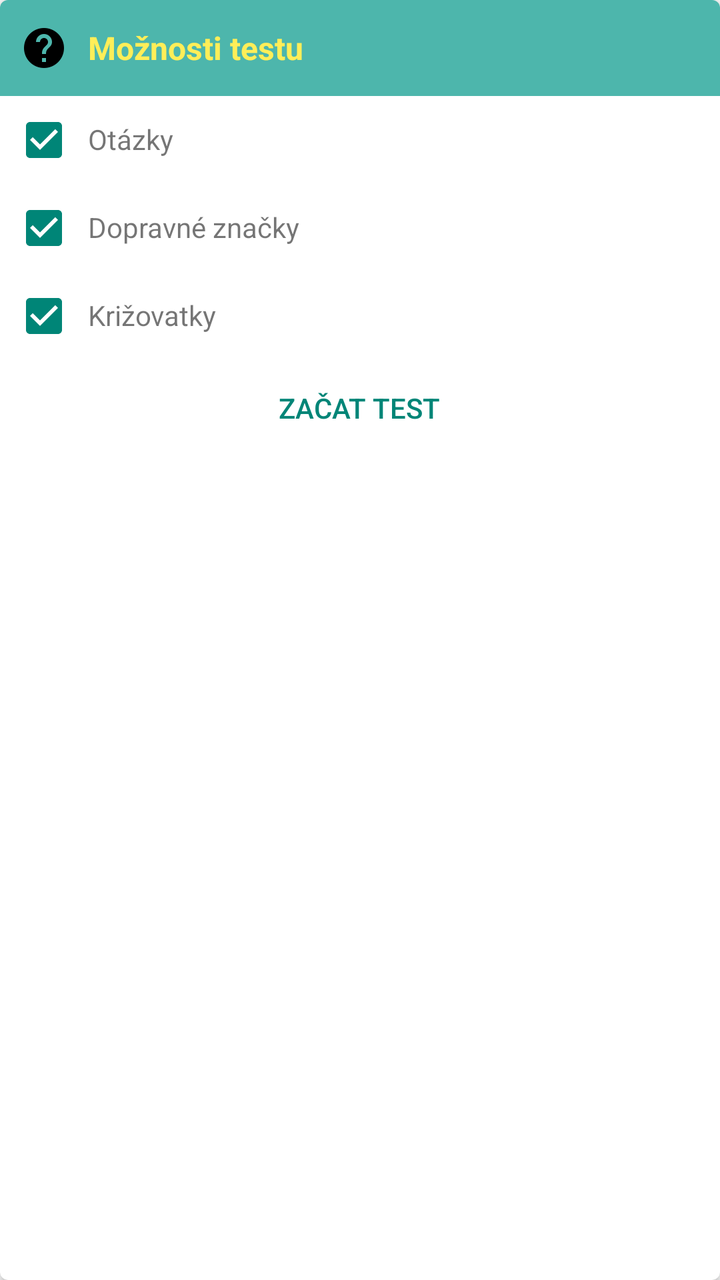
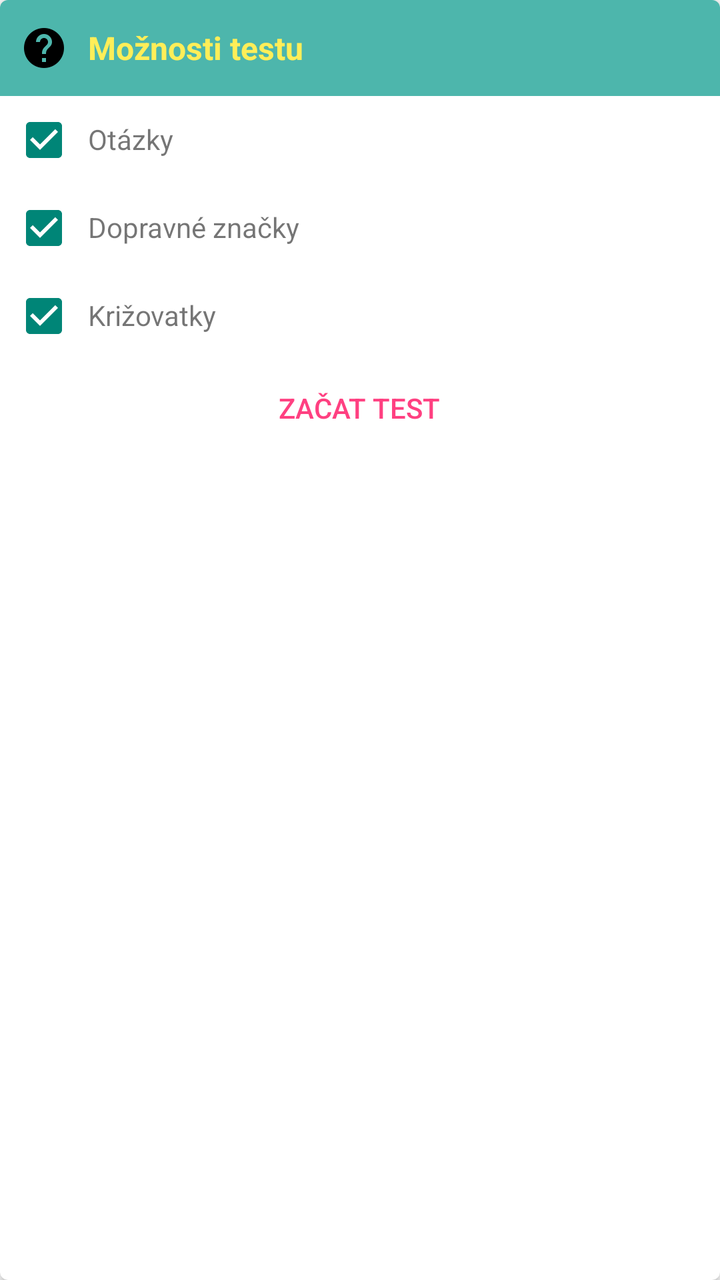

Before-and-after screenshots of an Android layout around one commit, followed by the original layout XML and the change that was made.
<!-- AndroidManifest.xml: application theme MyTheme.Light -->
<!-- res/layout/fragment_moznosti_testu.xml -->
<?xml version="1.0" encoding="utf-8"?>
<android.support.v7.widget.CardView
    android:id="@+id/card_view"
    xmlns:android="http://schemas.android.com/apk/res/android"
    xmlns:card_view="http://schemas.android.com/apk/res-auto"
    xmlns:tools="http://schemas.android.com/tools"
    android:layout_width="match_parent"
    android:layout_height="wrap_content"
    card_view:cardBackgroundColor="?attr/colorCardBackground"
    card_view:cardCornerRadius="4dp"
    tools:context=".VyberTestuFragment">

    
    <RelativeLayout
        android:layout_width="match_parent"
        android:layout_height="48dp"
        android:background="?attr/colorSecondary"
        android:gravity="center_vertical">

        
        <ImageView
            android:id="@+id/title_icon"
            android:layout_width="24dp"
            android:layout_height="24dp"
            android:layout_centerVertical="true"
            android:layout_margin="10dp"
            android:contentDescription="@null"
            android:src="@drawable/ic_help_black_24dp"/>

        
        <TextView
            android:id="@+id/title_text"
            android:layout_width="wrap_content"
            android:layout_height="match_parent"
            android:layout_toEndOf="@id/title_icon"
            android:layout_toRightOf="@id/title_icon"
            android:gravity="center_vertical"
            android:text="@string/moznosti_testu"
            android:textColor="#FFEE58"
            android:textSize="16sp"
            android:textStyle="bold"/>

    </RelativeLayout>

    
    <LinearLayout
        android:layout_width="match_parent"
        android:layout_height="wrap_content"
        android:layout_marginTop="48dp"
        android:orientation="vertical">

        
        <RelativeLayout
            android:id="@+id/otazky"
            android:layout_width="fill_parent"
            android:layout_height="wrap_content">

            <CheckBox
                android:id="@+id/otazky_checkbox"
                android:layout_width="wrap_content"
                android:layout_height="wrap_content"
                android:layout_gravity="center_vertical"
                android:layout_margin="6dp"
                android:checked="true"/>

            <TextView
                android:layout_width="wrap_content"
                android:layout_height="wrap_content"
                android:layout_marginTop="12dp"
                android:layout_toEndOf="@id/otazky_checkbox"
                android:layout_toRightOf="@id/otazky_checkbox"
                android:text="@string/otazky"/>

        </RelativeLayout>

        
        <RelativeLayout
            android:id="@+id/dopravne_znacky"
            android:layout_width="fill_parent"
            android:layout_height="wrap_content">

            <CheckBox
                android:id="@+id/dopravne_znacky_checkbox"
                android:layout_width="wrap_content"
                android:layout_height="wrap_content"
                android:layout_gravity="center_vertical"
                android:layout_margin="6dp"
                android:checked="true"/>

            <TextView
                android:layout_width="wrap_content"
                android:layout_height="wrap_content"
                android:layout_marginTop="12dp"
                android:layout_toEndOf="@id/dopravne_znacky_checkbox"
                android:layout_toRightOf="@id/dopravne_znacky_checkbox"
                android:text="@string/dopravne_znacky"/>

        </RelativeLayout>

        
        <RelativeLayout
            android:id="@+id/krizovatky"
            android:layout_width="fill_parent"
            android:layout_height="wrap_content">

            <CheckBox
                android:id="@+id/krizovatky_checkbox"
                android:layout_width="wrap_content"
                android:layout_height="wrap_content"
                android:layout_gravity="center_vertical"
                android:layout_margin="6dp"
                android:checked="true"/>

            <TextView
                android:layout_width="wrap_content"
                android:layout_height="wrap_content"
                android:layout_marginTop="12dp"
                android:layout_toEndOf="@id/krizovatky_checkbox"
                android:layout_toRightOf="@id/krizovatky_checkbox"
                android:text="@string/krizovatky"/>

        </RelativeLayout>

        
        

        
        

        <Button
            android:id="@+id/zacat_test"
            style="?android:attr/borderlessButtonStyle"
            android:layout_width="wrap_content"
            android:layout_height="wrap_content"
            android:layout_gravity="center_horizontal"
            android:layout_marginBottom="4dp"
            android:gravity="center"
            android:text="@string/zacat_test"
            android:textColor="?attr/android:colorAccent"/>

    </LinearLayout>

</android.support.v7.widget.CardView>
<!-- resources referenced by this layout -->
<resources>
  <!-- drawable ic_help_black_24dp: png bitmap (drawable-hdpi, 458 bytes) -->
  <string name="dopravne_znacky">Dopravné značky</string>
  <string name="krizovatky">Križovatky</string>
  <string name="moznosti_testu">Možnosti testu</string>
  <string name="otazky">Otázky</string>
  <string name="zacat_test">ZAČAT TEST</string>
  <style name="MyTheme.Light" parent="@style/Theme.AppCompat.Light.NoActionBar">
          
          
          <item name="colorPrimary">@color/colorPrimary</item>
          <item name="colorPrimaryDark">@color/colorPrimaryDark</item>
          <item name="colorSecondary">@color/colorSecondary</item>
          <item name="colorSecondaryDark">@color/colorSecondaryDark</item>
          <item name="colorTextTitle">@color/colorTextTitle</item>
          
          <item name="colorFlatButtons">@color/colorFlatButtons</item>
          <item name="colorTabIndicator">@color/colorTabIndicator</item>
          <item name="colorCardBackground">@color/colorCardBackground</item>
          <item name="colorNavigationDrawerBackground">@color/colorNavigationDrawerBackground</item>
      </style>
  <color name="colorPrimary" type="color">#4285F4</color>
  <color name="colorPrimaryDark" type="color">#3367D6</color>
  <color name="colorSecondary" type="color">@color/deep_teal_300</color>
  <color name="colorSecondaryDark" type="color">@color/deep_teal_500</color>
  <color name="colorTextTitle" type="color">#FFEE58</color>
  <color name="colorFlatButtons" type="color">#FF4081</color>
  <color name="colorTabIndicator" type="color">@color/colorSecondary</color>
  <color name="colorCardBackground" type="color">#FFF</color>
  <color name="colorNavigationDrawerBackground" type="color">#FAFAFA</color>
  <color name="deep_teal_300" type="color">#4DB6AC</color>
  <color name="deep_teal_500" type="color">#009688</color>
</resources>

<!-- the commit's change to res/layout/fragment_moznosti_testu.xml (unified diff, before → after) -->
@@ -136,7 +136,7 @@
             android:layout_marginBottom="4dp"
             android:gravity="center"
             android:text="@string/zacat_test"
-            android:textColor="?attr/android:colorAccent"/>
+            android:textColor="?attr/colorFlatButtons"/>
 
     </LinearLayout>
 
<!-- resource entries referenced after the edit -->
@@ -25,11 +25,12 @@
   <color name="colorSecondary" type="color">@color/deep_teal_300</color>
   <color name="colorSecondaryDark" type="color">@color/deep_teal_500</color>
   <color name="colorTextTitle" type="color">#FFEE58</color>
-  <color name="colorFlatButtons" type="color">#FF4081</color>
-  <color name="colorTabIndicator" type="color">@color/colorSecondary</color>
+  <color name="colorFlatButtons" type="color">@color/pink_A200</color>
+  <color name="colorTabIndicator" type="color">#FFF</color>
   <color name="colorCardBackground" type="color">#FFF</color>
   <color name="colorNavigationDrawerBackground" type="color">#FAFAFA</color>
   <color name="deep_teal_300" type="color">#4DB6AC</color>
   <color name="deep_teal_500" type="color">#009688</color>
+  <color name="pink_A200" type="color">#FF4081</color>
 </resources>
 
